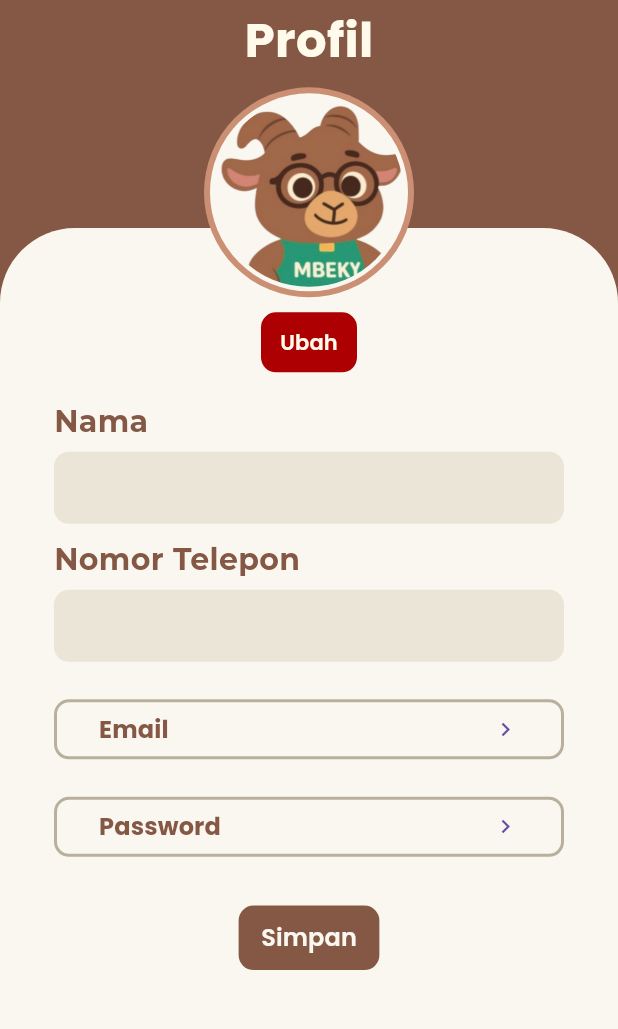
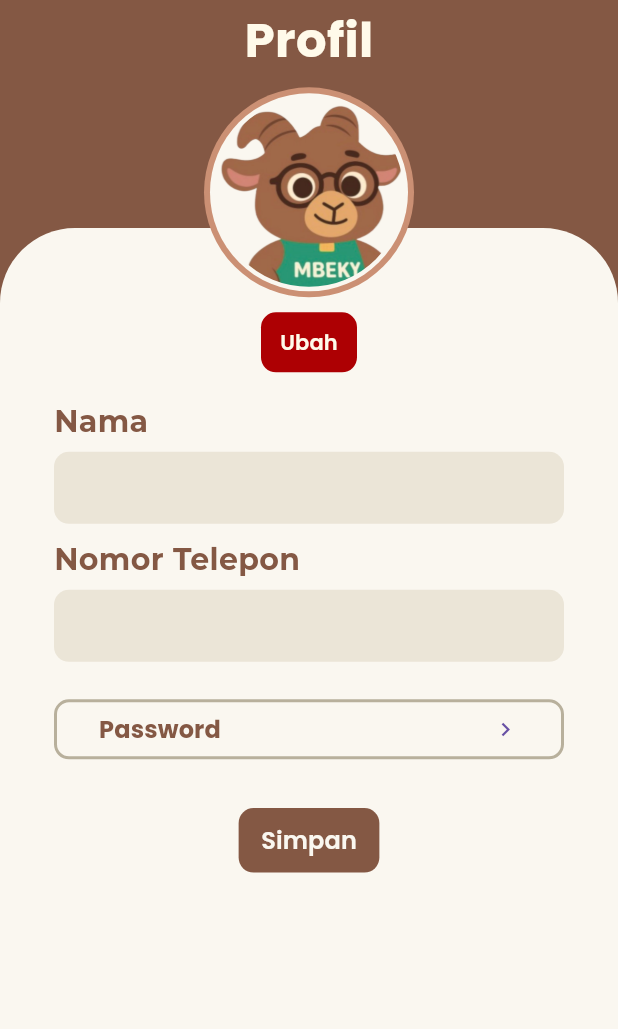
Before and after one commit to DeanFebrio/Mbelys, a Flutter app: the EditProfileView widget shown alone on an empty page, opened directly, on a phone screen of 412 x 824 dp, the part 81-1110 px from its top. Run offline on Flutter 3.47's test engine with Material 3 defaults, Android fonts, the phone set to English and light mode, and no system bars; our stand-ins replace auto_size_text, cloud_firestore, dartz, equatable, firebase_auth, firebase_core and 5 more; accounts and stored records are empty; generated files the repository leaves out were written again.

Commit message:
Remove email button

```diff
--- a/lib/features/user/presentation/pages/edit_profile_page.dart
+++ b/lib/features/user/presentation/pages/edit_profile_page.dart
@@ -87,11 +87,6 @@ class EditProfileView extends StatelessWidget {
               ),
               const SizedBox(height: 25,),
               EditCustomButton(
-                textButton: "Email",
-                onPressed: () => context.push(RouterPath.email),
-              ),
-              const SizedBox(height: 25,),
-              EditCustomButton(
                 textButton: "Password",
                 onPressed: () => context.push(RouterPath.password),
               ),
```
